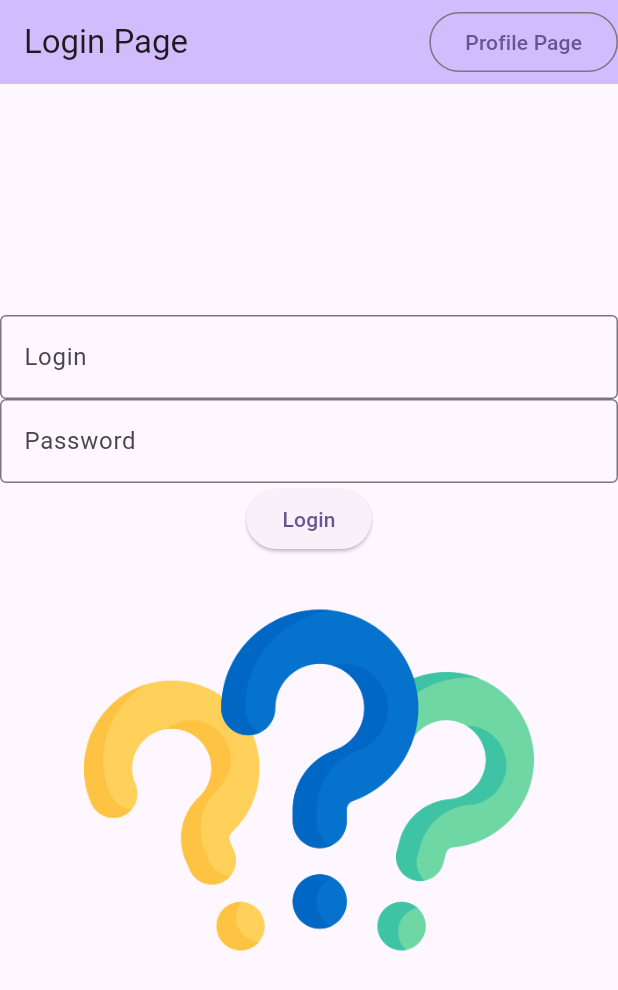
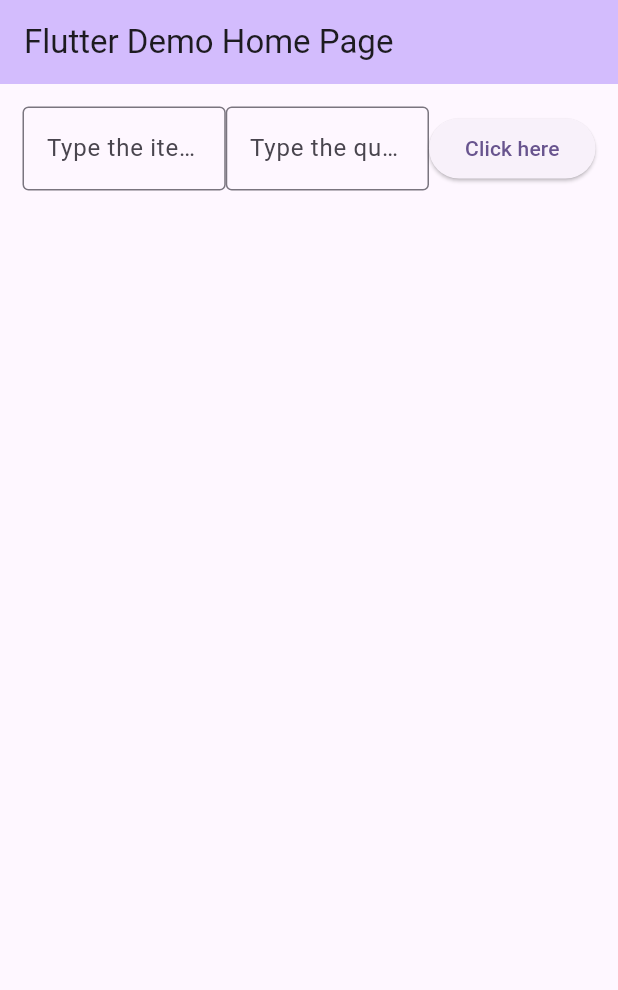
Before and after one commit to Alex-1909-DN/lab8, a Flutter app: the screen it shows after launch, on a phone screen of 412 x 824 dp. Shown: the top 990 px of the screen. Run offline on Flutter 3.47's test engine with Material 3 defaults, Android fonts, the phone set to English and light mode, and no system bars.

```diff
--- a/lib/data_repo.dart
+++ /dev/null
@@ -1,33 +0,0 @@
-import 'package:encrypted_shared_preferences/encrypted_shared_preferences.dart';
-
-class DataRepository {
-  static String loginName = "Guest";
-  static String password = "";
-  static String firstName = "";
-  static String lastName = "";
-  static String phoneNumber = "";
-  static String email = "";
-
-  static final EncryptedSharedPreferences _storage =
-      EncryptedSharedPreferences();
-
-  /// **Loads saved user data from EncryptedSharedPreferences**
-  static Future<void> loadData() async {
-    loginName = await _storage.getString('username') ?? "Guest";
-    firstName = await _storage.getString('firstName') ?? "";
-    lastName = await _storage.getString('lastName') ?? "";
-    phoneNumber = await _storage.getString('phoneNumber') ?? "";
-    email = await _storage.getString('email') ?? "";
-    password = await _storage.getString('password') ?? "";
-  }
-
-  /// **Saves user data into EncryptedSharedPreferences**
-  static Future<void> saveData() async {
-    await _storage.setString('username', loginName);
-    await _storage.setString('firstName', firstName);
-    await _storage.setString('lastName', lastName);
-    await _storage.setString('phoneNumber', phoneNumber);
-    await _storage.setString('email', email);
-    await _storage.setString('password', password);
-  }
-}
--- a/lib/main.dart
+++ b/lib/main.dart
@@ -1,11 +1,6 @@
 import 'package:flutter/material.dart';
-import 'package:encrypted_shared_preferences/encrypted_shared_preferences.dart';
-import 'package:lab1/ProfilePage.dart';
-import 'package:lab1/data_repo.dart';
 
 Future<void> main() async {
-  WidgetsFlutterBinding.ensureInitialized();
-  await DataRepository.loadData();
   runApp(const MyApp());
 }
 
@@ -21,10 +16,8 @@ class MyApp extends StatelessWidget {
         colorScheme: ColorScheme.fromSeed(seedColor: Colors.deepPurple),
         useMaterial3: true,
       ),
-        home: const MyHomePage(title: 'Login Page'),
-        routes: {
-          '/profile': (context) => ProfilePage(),
-        });
+      home: const MyHomePage(title: 'Flutter Demo Home Page'),
+    );
   }
 }
 
@@ -38,103 +31,49 @@ class MyHomePage extends StatefulWidget {
 }
 
 class _MyHomePageState extends State<MyHomePage> {
-  final TextEditingController _login = TextEditingController();
-  final TextEditingController _password = TextEditingController();
-  final EncryptedSharedPreferences _storage = EncryptedSharedPreferences();
+  final TextEditingController _item = TextEditingController();
+  final TextEditingController _quantity = TextEditingController();
+  final List<String> _itemList = [];
+  final List<String> _quantityList = [];
 
-  String? passWord;
-  bool _obsecurePassWord = true;
-  var _imageSource = "images/question-mark.png";
-
-  bool _obsecurePassword = true;
-
-  @override
-  void initState() {
-    super.initState();
-    _loadCredentials();
-  }
-
-  Future<void> _loadCredentials() async {
-    String? savedUsername = await _storage.getString('username');
-    String? savedPassword = await _storage.getString('password');
-    if (savedUsername != null && savedPassword != null) {
+  void _addItem() {
+    if (_item.text.isNotEmpty && _quantity.text.isNotEmpty) {
       setState(() {
-        _login.text = savedUsername;
-        _password.text = savedPassword;
+        _itemList.add(_item.text);
+        _quantityList.add(_quantity.text);
       });
-      _showSnackbar();
+      _item.clear();
+      _quantity.clear();
     }
   }
 
-  void _showSnackbar() {
-    ScaffoldMessenger.of(context).showSnackBar(
-      SnackBar(
-        content:
-            const Text('Previous login name and passwords have been loaded!'),
-        action: SnackBarAction(
-          label: 'Undo',
-          onPressed: () {
-            setState(() {
-              _login.clear();
-              _password.clear();
-            });
-          },
-        ),
-      ),
-    );
-  }
-
-  Future<void> _handleLogin() async {
+  void _removeItem(int index) {
     showDialog(
       context: context,
       builder: (context) => AlertDialog(
-        title: const Text('Save Your Login Information?'),
-        content: const Text(
-            'Do you want to save your login information for next time?'),
+        title: const Text('Remove Item?'),
+        content: const Text('Do you want to remove this item?'),
         actions: [
           TextButton(
-            onPressed: () async {
-              await _storage.setString('username', _login.text);
-              await _storage.setString('password', _password.text);
-              DataRepository.loginName = _login.text;
-              DataRepository.password = _password.text;
-              await DataRepository.saveData();
-
-              Navigator.pop(context);
-              Navigator.pushNamed(context, '/profile');
-            },
-            child: const Text('Yes'),
-          ),
-          TextButton(
-            onPressed: () async {
-              await _storage.remove('username');
-              await _storage.remove('password');
+            onPressed: () {
               Navigator.pop(context);
             },
             child: const Text('No'),
           ),
+          TextButton(
+            onPressed: () {
+              setState(() {
+                _itemList.removeAt(index);
+                _quantityList.removeAt(index);
+              });
+              Navigator.pop(context);
+            },
+            child: const Text('Yes'),
+          )
         ],
       ),
     );
   }
-
-  void _handlePasswordValidation() {
-    setState(() {
-      String password = _password.text;
-      _obsecurePassword = false;
-      if (password == "QWERTY123") {
-        _imageSource = "images/idea.png";
-      } else {
-        _imageSource = "images/stop.png";
-      }
-    });
-  }
-
-  // void _incrementCounter() {
-  //   setState(() {
-  //     _counter++;
-  //   });
-  // }
 
   @override
   Widget build(BuildContext context) {
@@ -147,60 +86,64 @@ class _MyHomePageState extends State<MyHomePage> {
         // Here we take the value from the MyHomePage object that was created by
         // the App.build method, and use it to set our appbar title.
         title: Text(widget.title),
-          actions: [
-            OutlinedButton(
-              onPressed: () {
-                Navigator.pushNamed(context, '/profile');
-              },
-              child: const Text("Profile Page"),
-            )
-          ]),
+      ),
       body: Center(
-        // Center is a layout widget. It takes a single child and positions it
-        // in the middle of the parent.
         child: Column(
-          // Column is also a layout widget. It takes a list of children and
-          // arranges them vertically. By default, it sizes itself to fit its
-          // children horizontally, and tries to be as tall as its parent.
-          //
-          // Column has various properties to control how it sizes itself and
-          // how it positions its children. Here we use mainAxisAlignment to
-          // center the children vertically; the main axis here is the vertical
-          // axis because Columns are vertical (the cross axis would be
-          // horizontal).
-          //
-          // TRY THIS: Invoke "debug painting" (choose the "Toggle Debug Paint"
-          // action in the IDE, or press "p" in the console), to see the
-          // wireframe for each widget.
-          mainAxisAlignment: MainAxisAlignment.center,
+          crossAxisAlignment: CrossAxisAlignment.center,
           children: <Widget>[
-            TextField(
-              controller: _login,
+            Padding(
+              padding: const EdgeInsets.symmetric(horizontal: 15, vertical: 15),
+              child: Row(
+                mainAxisAlignment: MainAxisAlignment.spaceAround,
+                children: [
+                  Expanded(
+                    child: TextField(
+                      controller: _item,
                       decoration: const InputDecoration(
-                  hintText: "Please enter user name",
-                  labelText: "Login",
+                          hintText: "Type the item here",
                           border: OutlineInputBorder()),
                     ),
-            TextField(
-              controller: _password,
+                  ),
+                  Expanded(
+                    child: TextField(
+                      controller: _quantity,
                       decoration: const InputDecoration(
-                hintText: "Please enter password",
-                labelText: "Password",
+                        hintText: "Type the quantity here",
                         border: OutlineInputBorder(),
                       ),
-              obscureText: _obsecurePassWord,
+                      keyboardType: TextInputType.number,
+                    ),
                   ),
                   ElevatedButton(
-              onPressed: () {
-                _handlePasswordValidation();
-                _handleLogin();
-              },
-              child: const Text("Login"),
+                    onPressed: _addItem,
+                    child: const Text('Click here'),
                   ),
-            Image.asset(_imageSource, width: 300, height: 300),
                 ],
               ),
-      ), // This trailing comma makes auto-formatting nicer for build methods.
+            ),
+            Expanded(
+              child: _itemList.isEmpty
+                  ? const Center(child: Text(' '))
+                  : ListView.builder(
+                      itemCount: _itemList.length,
+                      itemBuilder: (context, index) {
+                        return GestureDetector(
+                          child: Row(
+                            mainAxisAlignment: MainAxisAlignment.spaceAround,
+                            children: [
+                              Text(
+                                '${index + 1}: ${_itemList[index]} quantity: ${_quantityList[index]}',
+                              ),
+                            ],
+                          ),
+                          onLongPress: () => _removeItem(index),
+                        );
+                      },
+                    ),
+            ),
+          ],
+        ),
+      ),
     );
   }
 }
```
Also changed, not shown: lib/ProfilePage.dart (deleted, +0 -100 lines). Lines whose indentation alone changed are shown as unchanged.
